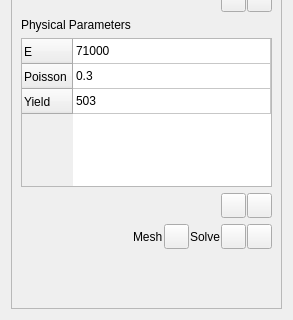
Above: starter/FENGSim/Rivet/RivetDockWidget.ui from OpenDigitalTwin-Dev/FENGSim before the change; both pictures show x 0 to 293 and y 210 to 530 of the 293 by 530 pixel window. Below: the same form after it.
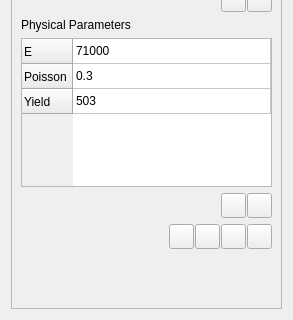
That is the form after the change. Icons and pictures are not drawn.

```diff
--- a/starter/FENGSim/Rivet/RivetDockWidget.ui
+++ b/starter/FENGSim/Rivet/RivetDockWidget.ui
@@ -386,18 +386,6 @@
           </property>
          </spacer>
         </item>
-        <item>
-         <widget class="QLabel" name="label_3">
-          <property name="font">
-           <font>
-            <pointsize>9</pointsize>
-           </font>
-          </property>
-          <property name="text">
-           <string>Mesh</string>
-          </property>
-         </widget>
-        </item>
         <item>
          <widget class="QPushButton" name="pushButton_6">
           <property name="minimumSize">
@@ -422,14 +410,25 @@
          </widget>
         </item>
         <item>
-         <widget class="QLabel" name="label_4">
-          <property name="font">
-           <font>
-            <pointsize>9</pointsize>
-           </font>
+         <widget class="QPushButton" name="pushButton_8">
+          <property name="minimumSize">
+           <size>
+            <width>25</width>
+            <height>25</height>
+           </size>
+          </property>
+          <property name="maximumSize">
+           <size>
+            <width>25</width>
+            <height>25</height>
+           </size>
           </property>
           <property name="text">
-           <string>Solve</string>
+           <string/>
+          </property>
+          <property name="icon">
+           <iconset resource="../DataBaseWindow.qrc">
+            <normaloff>:/new/prefix1/figure/database_wind/edit.png</normaloff>:/new/prefix1/figure/database_wind/edit.png</iconset>
           </property>
          </widget>
         </item>
```
Left out of the diff: 7 changed lines with no effect on the pictures.
